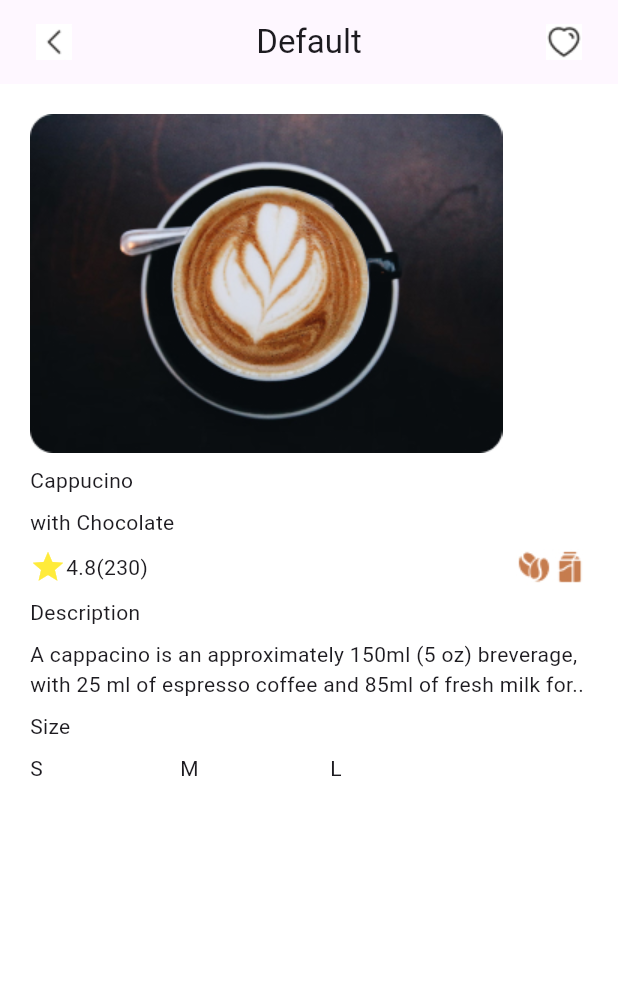
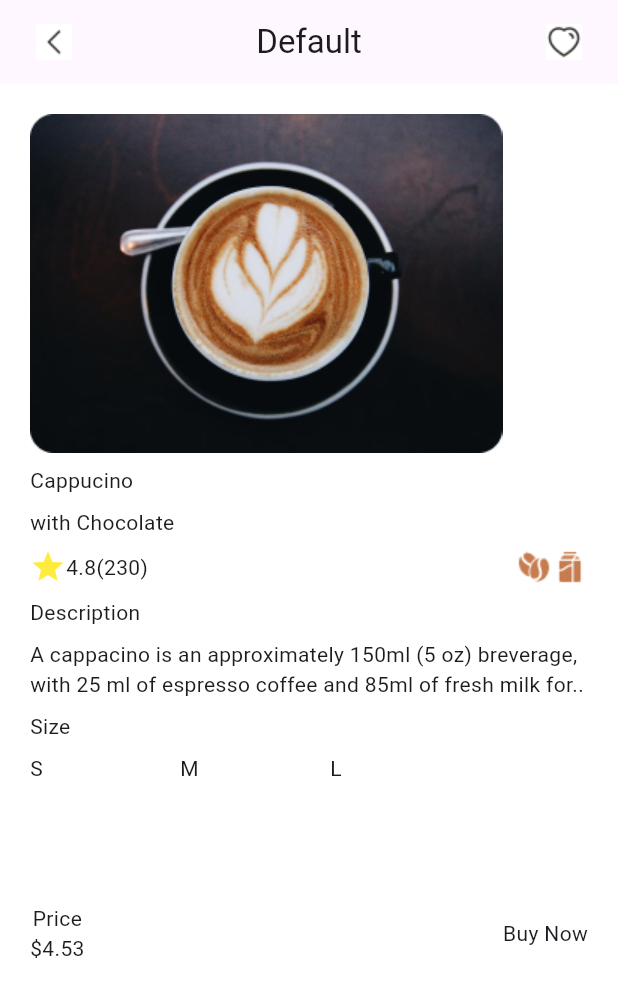
Before and after one commit to OmanVic/capuccino, a Flutter app: the screen it shows after launch, on a phone screen of 412 x 824 dp. Shown: the top 997 px of the screen. Run offline on Flutter 3.47's test engine with Material 3 defaults, Android fonts, the phone set to English and light mode, and no system bars.

Commit message:
The skelental structure of the project without styling, the project is still hard coded

```diff
--- a/lib/main.dart
+++ b/lib/main.dart
@@ -49,10 +49,8 @@ class MyHomePage extends StatelessWidget {
       ),
       body: Padding(
         padding: const EdgeInsets.all(20.0),
-        child: Column(children: [
-          CappucinoDisplay(),
-           DescriptionPage()
-          ]),
+        child: Column(children:
+        [CappucinoDisplay(), DescriptionPage(), PaymentPage()]),
       ),
     );
   }
@@ -90,16 +88,15 @@ class CappucinoDisplay extends StatelessWidget {
                 child: Text('4.8'),
               ),
               Container(
-                child:Text('(230)'),
+                child: Text('(230)'),
               ),
               Spacer(),
               Container(
-                child:Image.asset('assets/images/bean.jpg') ,
+                child: Image.asset('assets/images/bean.jpg'),
               ),
               Container(
-                child:Image.asset('assets/images/milk.jpg') ,
+                child: Image.asset('assets/images/milk.jpg'),
               )
-
             ],
           ),
         )
@@ -144,8 +141,25 @@ class DescriptionPage extends StatelessWidget {
     return Container(
       width: 100,
       height: 100,
-      child: Text(
-        text),
+      child: Text(text),
     );
   }
 }
+
+class PaymentPage extends StatelessWidget {
+  const PaymentPage({super.key});
+
+  @override
+  Widget build(BuildContext context) {
+    return Row(
+      mainAxisAlignment: MainAxisAlignment.start,
+      children: [
+        Column(
+          children: [Text('Price'), Text('\$4.53')],
+        ),
+        Spacer(),
+        Text('Buy Now')
+      ],
+    );
+  }
+}
```
